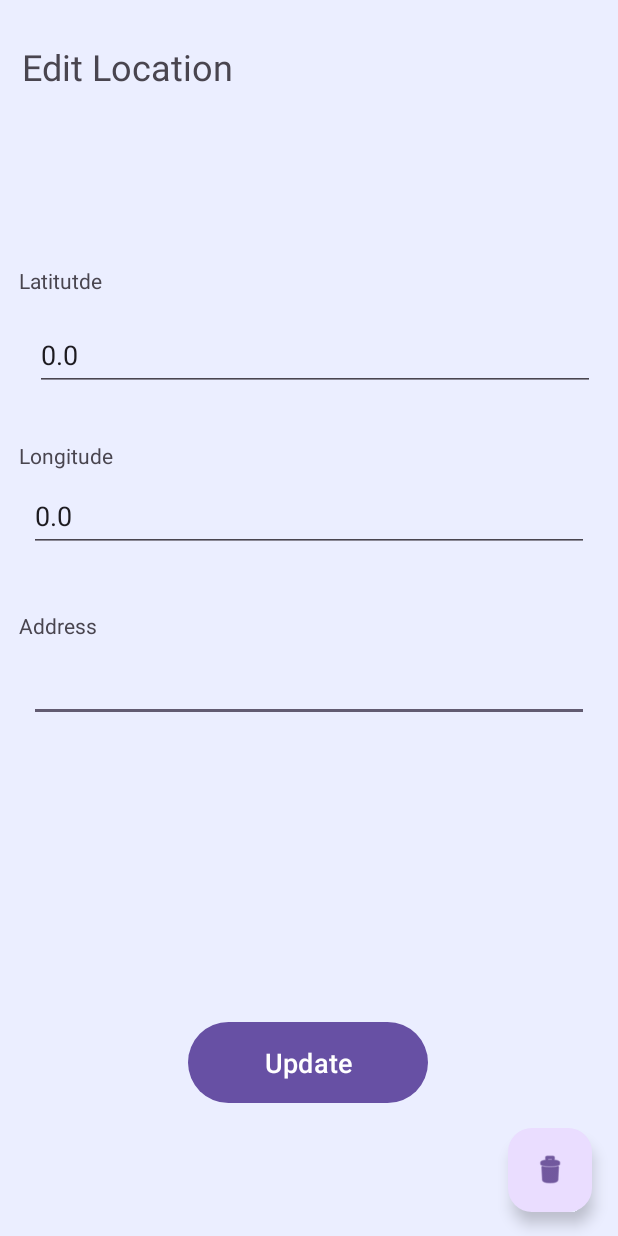
After one commit to Abbas-Rizvi/Geolocation_App, an Android app: the updateLocationPage screen opened directly, with no data from a screen before it, on a phone screen of 412 x 824 dp. The commit adds this screen. Run offline under Robolectric (Android 15) with nearby library versions, the phone set to English and light mode, and no system bars.

Commit message:
added edit function

```diff
--- a/app/src/main/AndroidManifest.xml
+++ b/app/src/main/AndroidManifest.xml
@@ -26,6 +26,10 @@
             android:name=".addLocationPage">
         </activity>
 
+        <activity
+            android:name=".updateLocationPage">
+        </activity>
+
     </application>
 
 </manifest>
--- /dev/null
+++ b/app/src/main/java/com/example/geolocation/updateLocationPage.java
@@ -0,0 +1,97 @@
+package com.example.geolocation;
+
+import android.content.Intent;
+import android.os.Bundle;
+import android.os.PersistableBundle;
+import android.widget.Button;
+import android.widget.EditText;
+import android.view.View;
+import android.widget.Toast;
+
+import androidx.annotation.Nullable;
+import androidx.appcompat.app.AppCompatActivity;
+
+public class updateLocationPage extends AppCompatActivity {
+
+    // gui object variables
+    private EditText addrInput;
+    private EditText latInput;
+    private EditText longInput;
+    private Button submitBtn;
+
+    // access database
+    private SQLiteManager db  = new SQLiteManager(this);
+
+    // location id for element being edited
+    private int id;
+
+    @Override
+    public void onCreate(@Nullable Bundle savedInstanceState) {
+        super.onCreate(savedInstanceState);
+        setContentView(R.layout.activity_location_edit);
+
+        // bind input fields to gui
+        addrInput = findViewById(R.id.addrTextEntry);
+        latInput = findViewById(R.id.latTextEntry);
+        longInput = findViewById(R.id.longTextEntry);
+
+
+        // set default value using stored value
+        // passed by intent
+        Intent intent = getIntent();
+
+        // initialize field values for edit
+        addrInput.setText(intent.getStringExtra("addrVal"));
+        latInput.setText(String.valueOf(intent.getFloatExtra("latVal", Float.parseFloat("0"))));
+        longInput.setText(String.valueOf(intent.getFloatExtra("longVal", Float.parseFloat("0"))));
+
+        // store location id for database use
+        id = intent.getIntExtra("locID",-1);
+
+
+    }
+
+    // update location data
+    public void updateLocationClick(View v){
+
+        // verify all fields are filled
+        if (addrInput.getText().toString().isEmpty() ||
+                latInput.getText().toString().isEmpty() ||
+                longInput.getText().toString().isEmpty()){
+            Toast.makeText(this, "Please ensure all fields are filled", Toast.LENGTH_SHORT).show();
+        } else {
+
+            // create note object
+            Location newLoc = new Location( id,
+                    Float.parseFloat(latInput.getText().toString()),
+                    Float.parseFloat(longInput.getText().toString()),
+                    addrInput.getText().toString());
+
+            // send to database
+            db.updateDatabaseLocation(newLoc);
+
+            // show success message
+            Toast.makeText(this,"Location updated!",Toast.LENGTH_SHORT).show();
+
+            Intent i = new Intent(this, MainActivity.class);
+            startActivity(i);
+        }
+
+    }
+
+    public void deleteClick(View v){
+
+        // pass id to db delete function
+        db.deleteLocation(id);
+
+        // notify user
+        Toast.makeText(this, "Location was deleted!", Toast.LENGTH_SHORT).show();
+
+        // return to main page
+        Intent intent = new Intent(this, MainActivity.class);
+        startActivity(intent);
+
+    }
+
+
+}
--- /dev/null
+++ b/app/src/main/res/layout/activity_location_edit.xml
@@ -0,0 +1,126 @@
+<?xml version="1.0" encoding="utf-8"?>
+<androidx.constraintlayout.widget.ConstraintLayout xmlns:android="http://schemas.android.com/apk/res/android"
+    xmlns:app="http://schemas.android.com/apk/res-auto"
+    xmlns:tools="http://schemas.android.com/tools"
+    android:layout_width="match_parent"
+    android:layout_height="match_parent"
+    android:background="@color/backgroundLight"
+    tools:context=".MainActivity">
+
+    <EditText
+        android:id="@+id/addrTextEntry"
+        android:layout_width="373dp"
+        android:layout_height="48dp"
+        android:inputType="text"
+        app:layout_constraintBottom_toBottomOf="parent"
+        app:layout_constraintEnd_toEndOf="parent"
+        app:layout_constraintStart_toStartOf="parent"
+        app:layout_constraintTop_toTopOf="parent"
+        app:layout_constraintVertical_bias="0.558"
+        tools:ignore="SpeakableTextPresentCheck" />
+
+    <TextView
+        android:id="@+id/addrLabel"
+        android:layout_width="wrap_content"
+        android:layout_height="wrap_content"
+        android:text="Address"
+        app:layout_constraintBottom_toBottomOf="parent"
+        app:layout_constraintEnd_toEndOf="parent"
+        app:layout_constraintHorizontal_bias="0.035"
+        app:layout_constraintStart_toStartOf="parent"
+        app:layout_constraintTop_toTopOf="parent"
+        app:layout_constraintVertical_bias="0.506" />
+
+    <EditText
+        android:id="@+id/longTextEntry"
+        android:layout_width="373dp"
+        android:layout_height="48dp"
+        android:digits="0123456789."
+        android:inputType="numberDecimal"
+        app:layout_constraintBottom_toBottomOf="parent"
+        app:layout_constraintEnd_toEndOf="parent"
+        app:layout_constraintStart_toStartOf="parent"
+        app:layout_constraintTop_toTopOf="parent"
+        app:layout_constraintVertical_bias="0.412"
+        tools:ignore="SpeakableTextPresentCheck" />
+
+    <TextView
+        android:id="@+id/longLabel"
+        android:layout_width="wrap_content"
+        android:layout_height="wrap_content"
+        android:text="Longitude"
+        app:layout_constraintBottom_toBottomOf="parent"
+        app:layout_constraintEnd_toEndOf="parent"
+        app:layout_constraintHorizontal_bias="0.036"
+        app:layout_constraintStart_toStartOf="parent"
+        app:layout_constraintTop_toTopOf="parent"
+        app:layout_constraintVertical_bias="0.365" />
+
+    <TextView
+        android:id="@+id/mainPageTitle"
+        android:layout_width="285dp"
+        android:layout_height="49dp"
+        android:layout_marginTop="28dp"
+        android:text="Edit Location"
+        android:textSize="24dp"
+        app:layout_constraintEnd_toEndOf="parent"
+        app:layout_constraintHorizontal_bias="0.116"
+        app:layout_constraintStart_toStartOf="parent"
+        app:layout_constraintTop_toTopOf="parent" />
+
+    <Button
+        android:id="@+id/submitBtn"
+        android:layout_width="160dp"
+        android:layout_height="62dp"
+        android:onClick="updateLocationClick"
+        android:text="Update"
+        android:textSize="18dp"
+        app:layout_constraintBottom_toBottomOf="parent"
+        app:layout_constraintEnd_toEndOf="parent"
+        app:layout_constraintHorizontal_bias="0.497"
+        app:layout_constraintStart_toStartOf="parent"
+        app:layout_constraintTop_toTopOf="parent"
+        app:layout_constraintVertical_bias="0.889" />
+
+    <TextView
+        android:id="@+id/latLabel"
+        android:layout_width="wrap_content"
+        android:layout_height="wrap_content"
+        android:text="Latitutde"
+        app:layout_constraintBottom_toBottomOf="parent"
+        app:layout_constraintEnd_toEndOf="parent"
+        app:layout_constraintHorizontal_bias="0.035"
+        app:layout_constraintStart_toStartOf="parent"
+        app:layout_constraintTop_toTopOf="parent"
+        app:layout_constraintVertical_bias="0.22" />
+
+    <EditText
+        android:id="@+id/latTextEntry"
+        android:layout_width="373dp"
+        android:layout_height="48dp"
+        android:digits="0123456789."
+        android:inputType="numberDecimal"
+        app:layout_constraintBottom_toBottomOf="parent"
+        app:layout_constraintEnd_toEndOf="parent"
+        app:layout_constraintHorizontal_bias="0.6"
+        app:layout_constraintStart_toStartOf="parent"
+        app:layout_constraintTop_toTopOf="parent"
+        app:layout_constraintVertical_bias="0.274"
+        tools:ignore="SpeakableTextPresentCheck" />
+
+    <com.google.android.material.floatingactionbutton.FloatingActionButton
+        android:id="@+id/floatingActionButton"
+        android:layout_width="wrap_content"
+        android:layout_height="wrap_content"
+        android:clickable="true"
+        android:onClick="deleteClick"
+        app:layout_constraintBottom_toBottomOf="parent"
+        app:layout_constraintEnd_toEndOf="parent"
+        app:layout_constraintHorizontal_bias="0.952"
+        app:layout_constraintStart_toStartOf="parent"
+        app:layout_constraintTop_toTopOf="parent"
+        app:layout_constraintVertical_bias="0.979"
+        app:srcCompat="@android:drawable/ic_menu_delete" />
+
+
+</androidx.constraintlayout.widget.ConstraintLayout>
--- a/app/src/main/res/layout/activity_main.xml
+++ b/app/src/main/res/layout/activity_main.xml
@@ -48,8 +48,8 @@
 
     <androidx.recyclerview.widget.RecyclerView
         android:id="@+id/locationRecycler"
-        android:layout_width="408dp"
-        android:layout_height="322dp"
+        android:layout_width="393dp"
+        android:layout_height="659dp"
         android:layout_marginTop="32dp"
         app:layout_constraintEnd_toEndOf="parent"
         app:layout_constraintStart_toStartOf="parent"
```
Also changed, not shown: app/src/main/java/com/example/geolocation/GeocodeHelper.java (added, +70 -0 lines), app/src/main/java/com/example/geolocation/MainActivity.java (+97 -9 lines), app/src/main/java/com/example/geolocation/SQLiteManager.java (+42 -5 lines), app/src/main/res/raw/init.txt (added, +49 -0 lines).
